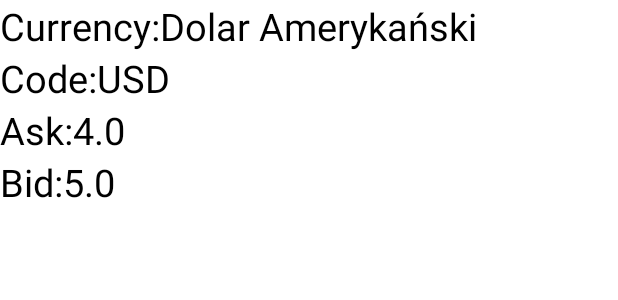
After one commit to hubinsord/CashConverter, an Android app: the layout fragment_detail.xml on its own in the app's theme, with its tools: preview values and no code run, on a phone screen of 412 x 824 dp. The commit adds this screen. Shown: the top 300 px of the screen. Run offline under Robolectric (Android 15) with nearby library versions, the phone set to English and light mode, and no system bars.

Commit message:
feature: handled navigating between fragments

```diff
--- a/app/build.gradle
+++ b/app/build.gradle
@@ -3,6 +3,8 @@ plugins {
     id 'kotlin-android'
     id 'kotlin-kapt'
     id 'dagger.hilt.android.plugin'
+    id("androidx.navigation.safeargs")
+    id 'kotlin-parcelize'
 }
 
 android {
--- a/app/src/main/java/com/thedroidsonroids/cashconverter/core/di/NetworkModule.kt
+++ b/app/src/main/java/com/thedroidsonroids/cashconverter/core/di/NetworkModule.kt
@@ -2,6 +2,7 @@ package com.thedroidsonroids.cashconverter.core.di
 
 import android.content.Context
 import com.thedroidsonroids.cashconverter.core.resource.NetworkConnectionChecker
+import com.thedroidsonroids.cashconverter.data.Constants
 import com.thedroidsonroids.cashconverter.data.api.NbpApi
 import dagger.Module
 import dagger.Provides
@@ -29,7 +30,7 @@ object NetworkModule {
     @Singleton
     fun provideRetrofit(client: OkHttpClient): Retrofit =
         Retrofit.Builder()
-            .baseUrl(NbpApi.BASE_URL)
+            .baseUrl(Constants.BASE_URL)
             .addConverterFactory(MoshiConverterFactory.create())
             .client(client)
             .build()
--- a/app/src/main/java/com/thedroidsonroids/cashconverter/data/Constants.kt
+++ b/app/src/main/java/com/thedroidsonroids/cashconverter/data/Constants.kt
@@ -2,5 +2,6 @@ package com.thedroidsonroids.cashconverter.data
 
 object Constants {
 
+    const val BASE_URL = "https://api.nbp.pl/api/"
     const val DB_NAME = "table_nbp_database"
 }
--- a/app/src/main/java/com/thedroidsonroids/cashconverter/data/dao/TableNbpDao.kt
+++ b/app/src/main/java/com/thedroidsonroids/cashconverter/data/dao/TableNbpDao.kt
@@ -19,7 +19,4 @@ interface TableNbpDao {
 
     @Query("SELECT * FROM $DB_NAME ")
     fun getTableNbp(): Flow<List<TableNbp>>
-
-    @Query("SELECT * FROM $DB_NAME ")
-    fun getTestTableNbP(): List<TableNbp>
 }
--- a/app/src/main/java/com/thedroidsonroids/cashconverter/data/db/TableNbpDB.kt
+++ b/app/src/main/java/com/thedroidsonroids/cashconverter/data/db/TableNbpDB.kt
@@ -5,7 +5,7 @@ import androidx.room.RoomDatabase
 import androidx.room.TypeConverters
 import com.thedroidsonroids.cashconverter.data.dao.TableNbpDao
 import com.thedroidsonroids.cashconverter.data.model.TableNbp
-import com.thedroidsonroids.cashconverter.data.model.TableNbpConverter
+import com.thedroidsonroids.cashconverter.data.db.coverter.TableNbpConverter
 
 @TypeConverters(TableNbpConverter::class)
 @Database(entities = [TableNbp::class], version = 1)
--- a/app/src/main/java/com/thedroidsonroids/cashconverter/data/model/TableNbpConverter.kt
+++ b/app/src/main/java/com/thedroidsonroids/cashconverter/data/db/coverter/TableNbpConverter.kt
@@ -1,8 +1,9 @@
-package com.thedroidsonroids.cashconverter.data.model
+package com.thedroidsonroids.cashconverter.data.db.coverter
 
 import androidx.room.TypeConverter
 import com.google.gson.Gson
 import com.google.gson.reflect.TypeToken
+import com.thedroidsonroids.cashconverter.data.model.Rate
 
 
 class TableNbpConverter {
--- a/app/src/main/java/com/thedroidsonroids/cashconverter/data/model/Rate.kt
+++ b/app/src/main/java/com/thedroidsonroids/cashconverter/data/model/Rate.kt
@@ -1,8 +1,12 @@
 package com.thedroidsonroids.cashconverter.data.model
 
+import android.os.Parcelable
+import kotlinx.parcelize.Parcelize
+
+@Parcelize
 data class Rate(
     val currency: String,
     val code: String,
     val bid: Double,
     val ask: Double
-)
+) : Parcelable
--- a/app/src/main/java/com/thedroidsonroids/cashconverter/data/repository/TableRepositoryImpl.kt
+++ b/app/src/main/java/com/thedroidsonroids/cashconverter/data/repository/TableRepositoryImpl.kt
@@ -5,17 +5,18 @@ import com.thedroidsonroids.cashconverter.core.resource.NetworkConnectionChecker
 import com.thedroidsonroids.cashconverter.core.resource.networkBoundResource
 import com.thedroidsonroids.cashconverter.data.api.NbpApi
 import com.thedroidsonroids.cashconverter.data.db.TableNbpDB
+import com.thedroidsonroids.cashconverter.domain.TableNbpRepository
 import javax.inject.Inject
 
 class TableRepositoryImpl @Inject constructor(
     private val nbpApi: NbpApi,
     private val tableNbpDB: TableNbpDB,
     private val networkConnectionChecker: NetworkConnectionChecker
-) {
+): TableNbpRepository {
     private val tableNbpDao = tableNbpDB.getTableNbpDao()
 
 
-    fun getTableNbp() = networkBoundResource(
+    override fun getTableNbp() = networkBoundResource(
         query = {
             tableNbpDao.getTableNbp()
         },
--- /dev/null
+++ b/app/src/main/res/layout/fragment_detail.xml
@@ -0,0 +1,109 @@
+<?xml version="1.0" encoding="utf-8"?>
+<layout xmlns:android="http://schemas.android.com/apk/res/android"
+    xmlns:tools="http://schemas.android.com/tools"
+    tools:context=".ui.currencydetail.DetailFragment">
+
+    <data>
+
+        <variable
+            name="viewModel"
+            type="com.thedroidsonroids.cashconverter.ui.currencydetail.DetailVM" />
+    </data>
+
+    <LinearLayout
+        android:layout_width="match_parent"
+        android:layout_height="match_parent"
+        android:background="@color/white"
+        android:orientation="vertical">
+
+        <LinearLayout
+            android:layout_width="match_parent"
+            android:layout_height="wrap_content"
+            android:orientation="horizontal">
+
+            <TextView
+                android:layout_width="wrap_content"
+                android:layout_height="wrap_content"
+                android:text="Currency:"
+                android:textColor="@color/black"
+                android:textSize="25sp" />
+
+            <TextView
+                android:id="@+id/tv_currency"
+                android:layout_width="wrap_content"
+                android:layout_height="wrap_content"
+                android:text="@{viewModel.viewData.currency}"
+                android:textColor="@color/black"
+                android:textSize="25sp"
+                tools:text="Dolar Amerykański" />
+        </LinearLayout>
+
+        <LinearLayout
+            android:layout_width="match_parent"
+            android:layout_height="wrap_content"
+            android:orientation="horizontal">
+
+            <TextView
+                android:layout_width="wrap_content"
+                android:layout_height="wrap_content"
+                android:text="Code:"
+                android:textColor="@color/black"
+                android:textSize="25sp" />
+
+            <TextView
+                android:id="@+id/tv_code"
+                android:layout_width="wrap_content"
+                android:layout_height="wrap_content"
+                android:text="@{viewModel.viewData.code}"
+                android:textColor="@color/black"
+                android:textSize="25sp"
+                tools:text="USD" />
+        </LinearLayout>
+
+        <LinearLayout
+            android:layout_width="match_parent"
+            android:layout_height="wrap_content"
+            android:orientation="horizontal">
+
+            <TextView
+                android:layout_width="wrap_content"
+                android:layout_height="wrap_content"
+                android:text="Ask:"
+                android:textColor="@color/black"
+                android:textSize="25sp" />
+
+            <TextView
+                android:id="@+id/tv_ask"
+                android:layout_width="wrap_content"
+                android:layout_height="wrap_content"
+                android:text="@{String.valueOf(viewModel.viewData.ask)}"
+                android:textColor="@color/black"
+                android:textSize="25sp"
+                tools:text="4.0" />
+        </LinearLayout>
+
+        <LinearLayout
+            android:layout_width="match_parent"
+            android:layout_height="wrap_content"
+            android:orientation="horizontal">
+
+            <TextView
+                android:layout_width="wrap_content"
+                android:layout_height="wrap_content"
+                android:text="Bid:"
+                android:textColor="@color/black"
+                android:textSize="25sp" />
+
+            <TextView
+                android:id="@+id/tv_bid"
+                android:layout_width="wrap_content"
+                android:layout_height="wrap_content"
+                android:text="@{String.valueOf(viewModel.viewData.bid)}"
+                android:textColor="@color/black"
+                android:textSize="25sp"
+                tools:text="5.0" />
+        </LinearLayout>
+
+
+    </LinearLayout>
+</layout>
--- a/app/src/main/res/values/strings.xml
+++ b/app/src/main/res/values/strings.xml
@@ -2,4 +2,5 @@
     <string name="app_name">CashConverter</string>
     <!-- TODO: Remove or change this placeholder text -->
     <string name="hello_blank_fragment">Hello blank fragment</string>
+    <string name="no_internet_access">No internet access</string>
 </resources>
--- a/build.gradle
+++ b/build.gradle
@@ -8,7 +8,7 @@ buildscript {
         classpath "com.android.tools.build:gradle:7.0.4"
         classpath "org.jetbrains.kotlin:kotlin-gradle-plugin:1.6.0"
         classpath("com.google.dagger:hilt-android-gradle-plugin:2.38.1")
-
+        classpath("androidx.navigation:navigation-safe-args-gradle-plugin:2.3.5")
         // NOTE: Do not place your application dependencies here; they belong
         // in the individual module build.gradle files
     }
```
Also changed, not shown: app/src/main/java/com/thedroidsonroids/cashconverter/data/api/NbpApi.kt (+0 -7 lines), app/src/main/java/com/thedroidsonroids/cashconverter/domain/TableNbpRepository.kt (added, +9 -0 lines), app/src/main/java/com/thedroidsonroids/cashconverter/ui/currencydetail/DetailFragment.kt (added, +37 -0 lines), app/src/main/java/com/thedroidsonroids/cashconverter/ui/currencydetail/DetailVM.kt (added, +17 -0 lines), app/src/main/java/com/thedroidsonroids/cashconverter/ui/listing/ListingAdapter.kt (+28 -11 lines), app/src/main/java/com/thedroidsonroids/cashconverter/ui/listing/ListingFragment.kt (+11 -4 lines), app/src/main/res/navigation/main_navigation.xml (+14 -1 lines).
